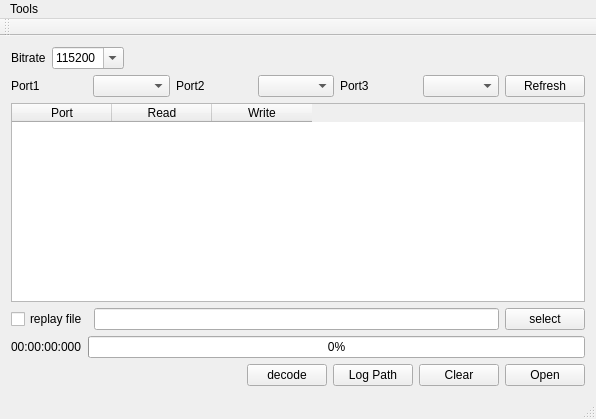
The window that OpenRtk_Dirver/OpenRtk_Dirver.ui (aceinnazhangchen/OpenRtk_Dirver) describes before a commit, drawn with Qt 5.
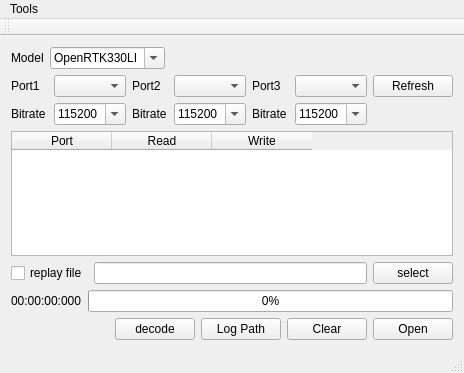
The same window after the commit. Icons and pictures are not drawn.

The edit to the form file:
```diff
--- a/OpenRtk_Dirver/OpenRtk_Dirver.ui
+++ b/OpenRtk_Dirver/OpenRtk_Dirver.ui
@@ -6,8 +6,8 @@
    <rect>
     <x>0</x>
     <y>0</y>
-    <width>596</width>
-    <height>419</height>
+    <width>464</width>
+    <height>373</height>
    </rect>
   </property>
   <property name="windowTitle">
@@ -18,15 +18,13 @@
     <normaloff>:/OpenRtk_Dirver/logo.ico</normaloff>:/OpenRtk_Dirver/logo.ico</iconset>
   </property>
   <widget class="QWidget" name="centralWidget">
-   <layout class="QHBoxLayout" name="horizontalLayout_6">
-    <item>
      <layout class="QVBoxLayout" name="verticalLayout">
       <item>
        <layout class="QHBoxLayout" name="horizontalLayout_2">
         <item>
          <widget class="QLabel" name="label_4">
           <property name="text">
-           <string>Bitrate</string>
+         <string>Model</string>
           </property>
          </widget>
         </item>
@@ -37,7 +35,7 @@
           </property>
           <item>
            <property name="text">
-            <string>115200</string>
+          <string>OpenRTK330LI</string>
            </property>
           </item>
           <item>
@@ -78,38 +76,155 @@
        </layout>
       </item>
       <item>
-       <layout class="QHBoxLayout" name="horizontalLayout">
+     <layout class="QGridLayout" name="gridLayout">
+      <item row="1" column="3">
+       <widget class="QComboBox" name="BaudBox_2">
+        <property name="editable">
+         <bool>true</bool>
+        </property>
         <item>
+         <property name="text">
+          <string>115200</string>
+         </property>
+        </item>
+        <item>
+         <property name="text">
+          <string>128000</string>
+         </property>
+        </item>
+        <item>
+         <property name="text">
+          <string>230400</string>
+         </property>
+        </item>
+        <item>
+         <property name="text">
+          <string>460800</string>
+         </property>
+        </item>
+        <item>
+         <property name="text">
+          <string>921600</string>
+         </property>
+        </item>
+       </widget>
+      </item>
+      <item row="0" column="0">
          <widget class="QLabel" name="label">
           <property name="text">
            <string>Port1</string>
           </property>
          </widget>
         </item>
+      <item row="1" column="4">
+       <widget class="QLabel" name="label_7">
+        <property name="text">
+         <string>Bitrate</string>
+        </property>
+       </widget>
+      </item>
+      <item row="1" column="5">
+       <widget class="QComboBox" name="BaudBox_3">
+        <property name="editable">
+         <bool>true</bool>
+        </property>
         <item>
-         <widget class="QComboBox" name="com1_box"/>
+         <property name="text">
+          <string>115200</string>
+         </property>
         </item>
         <item>
+         <property name="text">
+          <string>128000</string>
+         </property>
+        </item>
+        <item>
+         <property name="text">
+          <string>230400</string>
+         </property>
+        </item>
+        <item>
+         <property name="text">
+          <string>460800</string>
+         </property>
+        </item>
+        <item>
+         <property name="text">
+          <string>921600</string>
+         </property>
+        </item>
+       </widget>
+      </item>
+      <item row="0" column="2">
          <widget class="QLabel" name="label_2">
           <property name="text">
            <string>Port2</string>
           </property>
          </widget>
         </item>
-        <item>
+      <item row="0" column="3">
          <widget class="QComboBox" name="com2_box"/>
         </item>
-        <item>
+      <item row="1" column="2">
+       <widget class="QLabel" name="label_6">
+        <property name="text">
+         <string>Bitrate</string>
+        </property>
+       </widget>
+      </item>
+      <item row="0" column="5">
+       <widget class="QComboBox" name="com3_box"/>
+      </item>
+      <item row="0" column="1">
+       <widget class="QComboBox" name="com1_box"/>
+      </item>
+      <item row="0" column="4">
          <widget class="QLabel" name="label_3">
           <property name="text">
            <string>Port3</string>
           </property>
          </widget>
         </item>
+      <item row="1" column="1">
+       <widget class="QComboBox" name="BaudBox_1">
+        <property name="editable">
+         <bool>true</bool>
+        </property>
         <item>
-         <widget class="QComboBox" name="com3_box"/>
+         <property name="text">
+          <string>115200</string>
+         </property>
         </item>
         <item>
+         <property name="text">
+          <string>128000</string>
+         </property>
+        </item>
+        <item>
+         <property name="text">
+          <string>230400</string>
+         </property>
+        </item>
+        <item>
+         <property name="text">
+          <string>460800</string>
+         </property>
+        </item>
+        <item>
+         <property name="text">
+          <string>921600</string>
+         </property>
+        </item>
+       </widget>
+      </item>
+      <item row="1" column="0">
+       <widget class="QLabel" name="label_5">
+        <property name="text">
+         <string>Bitrate</string>
+        </property>
+       </widget>
+      </item>
+      <item row="0" column="6">
          <widget class="QPushButton" name="refresh_btn">
           <property name="text">
            <string>Refresh</string>
@@ -234,15 +349,13 @@
        </layout>
       </item>
      </layout>
-    </item>
-   </layout>
   </widget>
   <widget class="QMenuBar" name="menuBar">
    <property name="geometry">
     <rect>
      <x>0</x>
      <y>0</y>
-     <width>596</width>
+     <width>464</width>
      <height>23</height>
     </rect>
    </property>
```
Left out of the diff: 19 changed lines with no effect on the pictures. Lines whose indentation alone changed are shown as unchanged.
